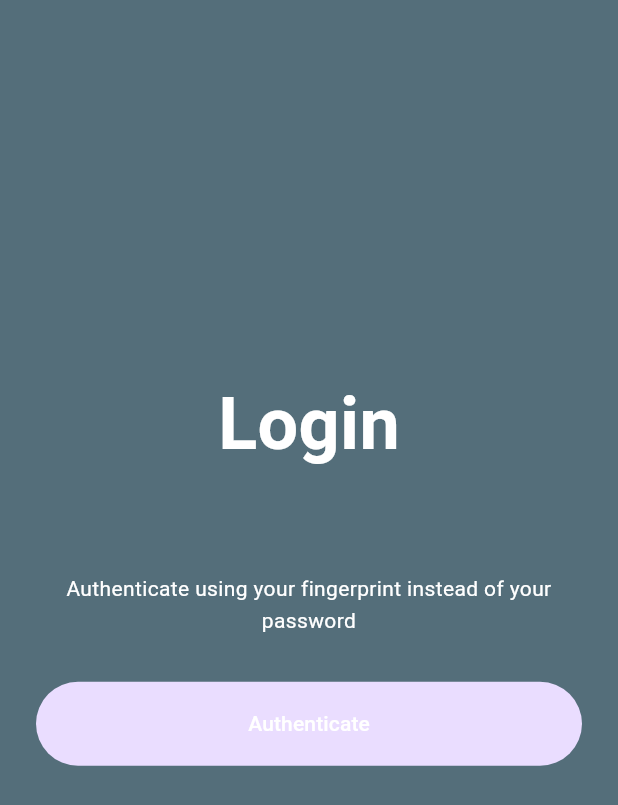
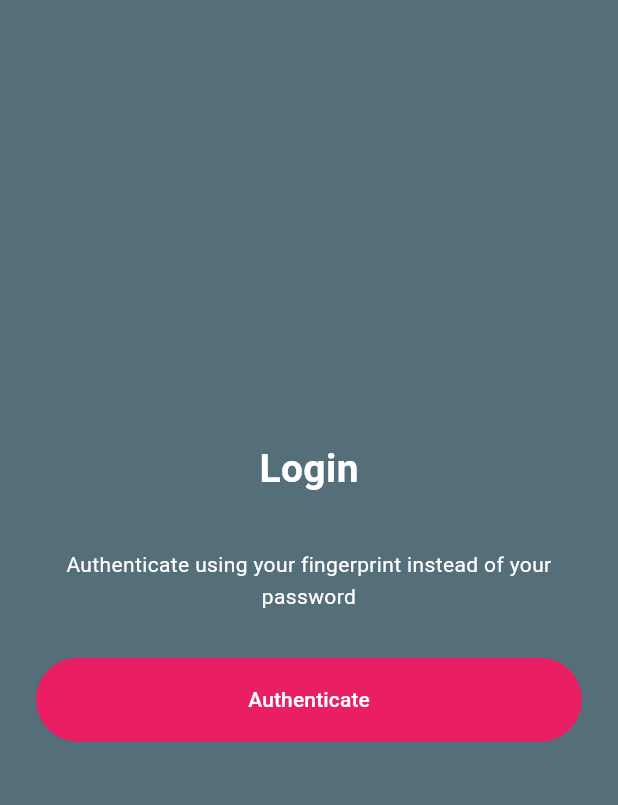
Before and after one commit to jibin94/biometric_auth, a Flutter app: the screen it shows after launch, after a tap on "Authenticate", on a phone screen of 412 x 824 dp. Shown: the top 805 px of the screen. Run offline on Flutter 3.47's test engine with Material 3 defaults, Android fonts, the phone set to English and light mode, and no system bars; our stand-ins replace get, local_auth.

Commit message:
version upgrade

```diff
--- a/lib/main.dart
+++ b/lib/main.dart
@@ -1,17 +1,17 @@
 import 'package:flutter/material.dart';
-import 'finger_print_auth.dart';
+import 'package:get/get.dart';
+import 'pages/auth_page.dart';
 
-void main()=> runApp(MyApp());
+void main()=> runApp(const MyApp());
 
 class MyApp extends StatelessWidget {
   const MyApp({Key? key}) : super(key: key);
 
   @override
   Widget build(BuildContext context) {
-    return const MaterialApp(
+    return const GetMaterialApp(
       debugShowCheckedModeBanner: false,
-      title: "Fingerprint Auth",
-      home: FingerprintAuth(),
+      home: BiometricAuth(),
     );
   }
 }
--- a/lib/finger_print_auth.dart
+++ b/lib/pages/auth_page.dart
@@ -1,73 +1,24 @@
+import 'package:biometric_auth/utils/biometric.dart';
 import 'package:flutter/material.dart';
-import 'package:flutter/services.dart';
 import 'package:local_auth/local_auth.dart';
 
-class FingerprintAuth extends StatefulWidget {
-  const FingerprintAuth({Key? key}) : super(key: key);
+class BiometricAuth extends StatefulWidget {
+  const BiometricAuth({Key? key}) : super(key: key);
 
   @override
-  _FingerprintAuthState createState() => _FingerprintAuthState();
+  _BiometricAuthState createState() => _BiometricAuthState();
 }
 
-class _FingerprintAuthState extends State<FingerprintAuth> {
+class _BiometricAuthState extends State<BiometricAuth> {
   final auth = LocalAuthentication();
   String authorized = " not authorized";
-  bool _canCheckBiometric = false;
-  late List<BiometricType> _availableBiometric;
 
   Future<void> _authenticate() async {
-    bool authenticated = false;
-
-    try {
-      authenticated = await auth.authenticate(
-          localizedReason: "Scan your finger to authenticate",
-          useErrorDialogs: true,
-          stickyAuth: true);
-    } on PlatformException catch (e) {
-      print(e);
-    }
-
-    setState(() {
-      authorized =
-          authenticated ? "Authorized success" : "Failed to authenticate";
-      print(authorized);
-    });
-  }
-
-  Future<void> _checkBiometric() async {
-    bool canCheckBiometric = false;
-
-    try {
-      canCheckBiometric = await auth.canCheckBiometrics;
-    } on PlatformException catch (e) {
-      print("_checkBiometric error - $e");
-    }
-
-    if (!mounted) return;
-
-    setState(() {
-      _canCheckBiometric = canCheckBiometric;
-    });
-  }
-
-  Future _getAvailableBiometric() async {
-    List<BiometricType> availableBiometric = [];
-
-    try {
-      availableBiometric = await auth.getAvailableBiometrics();
-    } on PlatformException catch (e) {
-      print("_getAvailableBiometric - $e");
-    }
-
-    setState(() {
-      _availableBiometric = availableBiometric;
-    });
+    await BiometricManager.shared.checkBiometric();
   }
 
   @override
   void initState() {
-    _checkBiometric();
-    _getAvailableBiometric();
     super.initState();
   }
 
@@ -85,13 +36,13 @@ class _FingerprintAuthState extends State<FingerprintAuth> {
                 "Login",
                 style: TextStyle(
                   color: Colors.white,
-                  fontSize: 48.0,
+                  fontSize: 26.0,
                   fontWeight: FontWeight.bold,
                 ),
               ),
             ),
             Container(
-              margin: const EdgeInsets.symmetric(vertical: 50.0),
+              margin: const EdgeInsets.symmetric(vertical: 20.0),
               child: Column(
                 children: [
                   Container(
@@ -106,6 +57,7 @@ class _FingerprintAuthState extends State<FingerprintAuth> {
                     margin: const EdgeInsets.symmetric(vertical: 15.0),
                     width: double.infinity,
                     child: FloatingActionButton(
+                      backgroundColor: Colors.pink,
                       onPressed: _authenticate,
                       elevation: 0.0,
                       shape: RoundedRectangleBorder(
--- /dev/null
+++ b/lib/utils/app_strings.dart
@@ -0,0 +1,12 @@
+class AppStrings{
+  //Biometric auth
+  static var biometricText = "Biometric";
+  static var authFailed = "App is locked. ";
+  static var authFailedDesc = "Please authenticate to continue.";
+  static var unlock = "Unlock";
+  static var biometric = "Please authenticate to continue to Application.";
+  static var enableBiometric =
+      "Do you want to use your biometric or passcode to quickly and securely access your account?";
+  static var disableBiometric =
+      "Do you want to disable biometric authentication?";
+}
--- /dev/null
+++ b/lib/utils/biometric.dart
@@ -0,0 +1,111 @@
+import 'package:biometric_auth/utils/app_strings.dart';
+import 'package:flutter/cupertino.dart';
+import 'package:flutter/material.dart';
+import 'package:flutter/services.dart';
+import 'package:get/route_manager.dart';
+import 'package:local_auth/local_auth.dart';
+
+///Manager class for biometric
+class BiometricManager {
+  final LocalAuthentication localAuthentication = LocalAuthentication();
+
+  ///to check if biometric authentication is in progress
+  ///to avoid iteration of [checkBiometric]
+  bool isAuthenticationInProgress = false;
+
+  BiometricManager._();
+
+  // Singleton instance
+  static final BiometricManager _instance = BiometricManager._();
+
+  // Static getter for the singleton instance
+  static BiometricManager get shared => _instance;
+
+  ///Function for Biometric authentication
+  Future<void> checkBiometric() async {
+    List<BiometricType> availableBiometrics =
+        await localAuthentication.getAvailableBiometrics();
+
+    if ((availableBiometrics.isNotEmpty) ||
+        await localAuthentication.isDeviceSupported()) {
+      try {
+        isAuthenticationInProgress = true;
+        bool isAuthenticated = await localAuthentication.authenticate(
+          localizedReason: AppStrings.biometric,
+          options: const AuthenticationOptions(
+              biometricOnly: false, useErrorDialogs: true, stickyAuth: true),
+        );
+        if (isAuthenticated) {
+          isAuthenticationInProgress = true;
+          const snackBar = SnackBar(content: Text('Authentication successful'));
+          ScaffoldMessenger.of(Get.context!).showSnackBar(snackBar);
+          return;
+        } else {
+          isAuthenticationInProgress = true;
+          await showAlertForBiometric();
+        }
+      } on PlatformException catch (e) {
+        debugPrint(e.toString());
+        isAuthenticationInProgress = true;
+        await showAlertForBiometric();
+      } finally {
+        Future.delayed(const Duration(seconds: 2), () {
+          isAuthenticationInProgress = false;
+        });
+      }
+    } else {
+      ///if biometrics are not enrolled, check if the user is logged in
+      ///if true, navigate to homepage. Else to do nothing
+    }
+  }
+
+  ///Function for showing alert when authentication fails
+  Future<void> showAlertForBiometric() async {
+    return showDialog(
+      context: Get.context!,
+      barrierDismissible: false,
+      builder: (BuildContext context) {
+        return PopScope(
+          onPopInvoked: (value) {
+            value;
+          },
+          child: CupertinoAlertDialog(
+            title: Text(
+              AppStrings.authFailed,
+            ),
+            content: Text(
+              AppStrings.authFailedDesc,
+            ),
+            actions: <Widget>[
+              TextButton(
+                child: Text(
+                  AppStrings.unlock,
+                ),
+                onPressed: () {
+                  Navigator.of(context).pop();
+                  isAuthenticationInProgress = false;
+                  checkBiometric();
+                },
+              ),
+            ],
+          ),
+        );
+      },
+    );
+  }
+
+  ///Function for checking if biometric authentication is available in device
+  Future<bool> checkBiometricAvailable() async {
+    ///lists available biometrics
+
+    List<BiometricType> availableBiometrics =
+        await localAuthentication.getAvailableBiometrics();
+
+    if ((availableBiometrics.isNotEmpty) ||
+        await localAuthentication.isDeviceSupported()) {
+      return true;
+    } else {
+      return false;
+    }
+  }
+}
```
Also changed, not shown: pubspec.yaml (+5 -68 lines), pubspec.lock, 6 other files.
